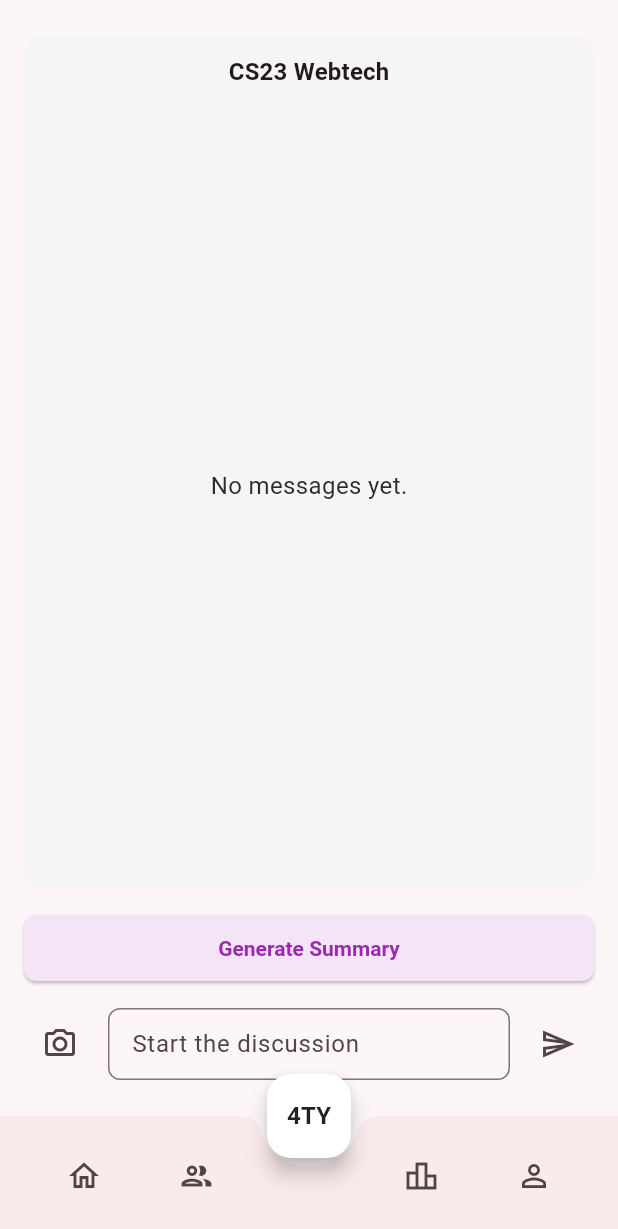
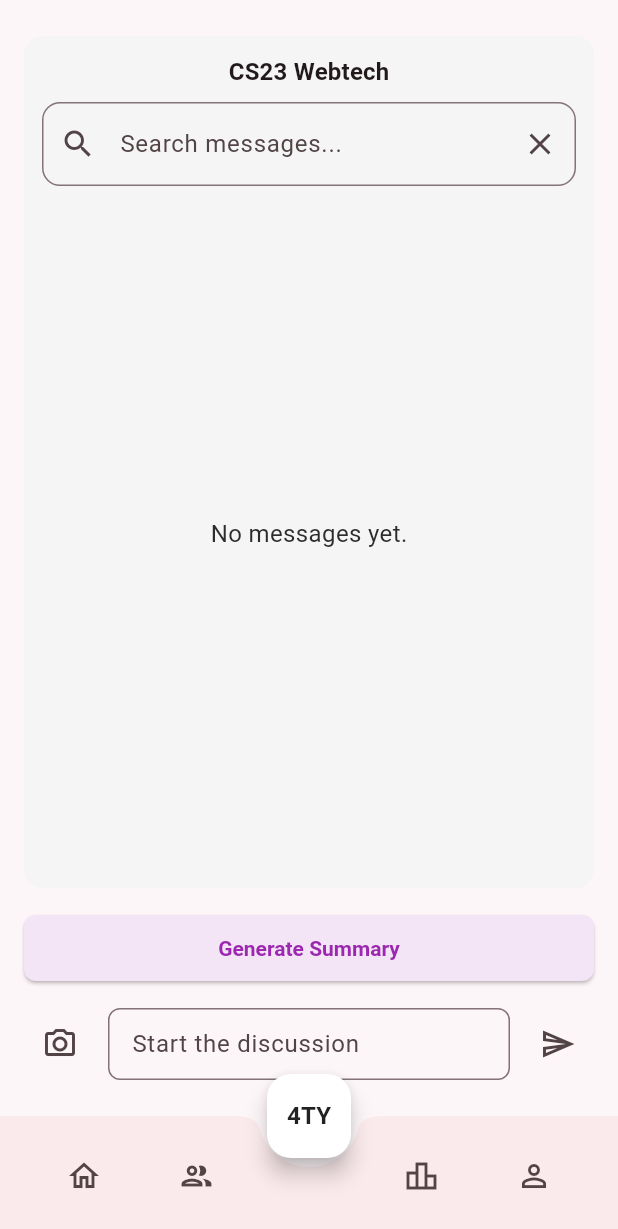
Before and after one commit to sadman2762/CampusConnect, a Flutter app: the GroupDiscussionsScreen screen opened by its route, on a phone screen of 412 x 824 dp. Shown: the top 1229 px of the screen. Run offline on Flutter 3.47's test engine with Material 3 defaults, Android fonts, the phone set to English and light mode, and no system bars; our stand-ins replace cloud_firestore, cloud_functions, file_picker, firebase_auth, firebase_core, firebase_storage and 4 more; missing offline and left inert: record; accounts and stored records are empty; Roboto replaces fonts that are missing (Poppins).

Commit message:
added search bar in group chat

```diff
--- a/lib/screens/discussions/group_discussions_screen.dart
+++ b/lib/screens/discussions/group_discussions_screen.dart
@@ -254,6 +254,25 @@ class _GroupDiscussionsScreenState extends State<GroupDiscussionsScreen> {
                         ),
                       ),
                       const SizedBox(height: 8),
+                      // ✅ New Message Search Field
+                      TextField(
+                        controller: _searchController,
+                        decoration: InputDecoration(
+                          hintText: 'Search messages...',
+                          prefixIcon: const Icon(Icons.search),
+                          suffixIcon: IconButton(
+                            icon: const Icon(Icons.clear),
+                            onPressed: () {
+                              _searchController.clear();
+                              setState(() {});
+                            },
+                          ),
+                          border: OutlineInputBorder(
+                              borderRadius: BorderRadius.circular(12)),
+                        ),
+                        onChanged: (_) => setState(() {}),
+                      ),
+                      const SizedBox(height: 8),
                       Expanded(
                         child:
                             StreamBuilder<QuerySnapshot<Map<String, dynamic>>>(
@@ -264,7 +283,20 @@ class _GroupDiscussionsScreenState extends State<GroupDiscussionsScreen> {
                               return const Center(
                                   child: CircularProgressIndicator());
                             }
-                            final messages = snap.data?.docs ?? [];
+                            final query = _searchController.text.toLowerCase();
+                            final allMessages = snap.data?.docs ?? [];
+
+// ✅ Apply search filter if there's a query
+                            final messages = query.isEmpty
+                                ? allMessages
+                                : allMessages.where((doc) {
+                                    final data = doc.data();
+                                    final text = (data['text'] ?? '')
+                                        .toString()
+                                        .toLowerCase();
+                                    return text.contains(query);
+                                  }).toList();
+
                             if (messages.isEmpty) {
                               return const Center(
                                   child: Text('No messages yet.'));
```
